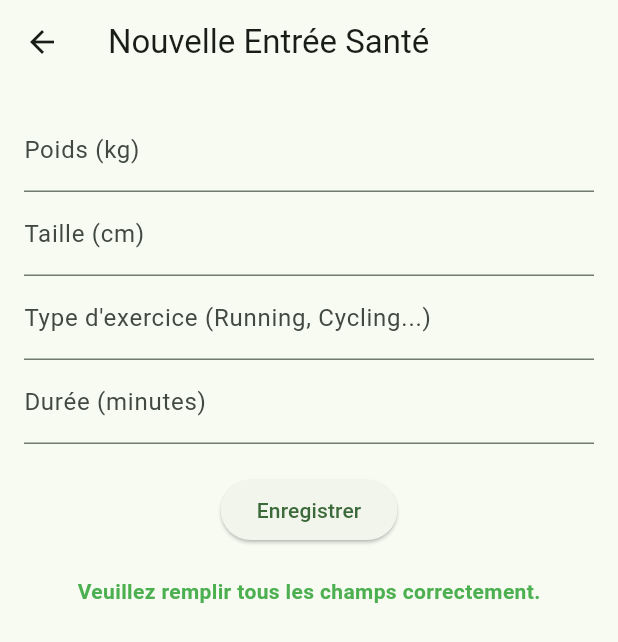
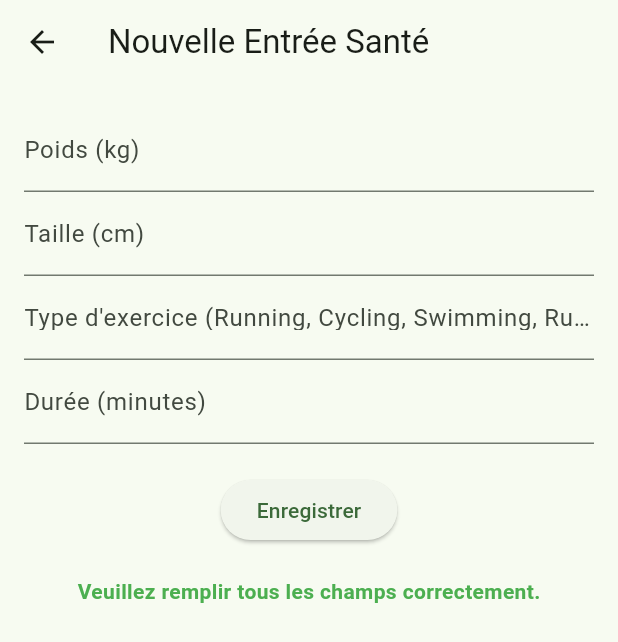
Before and after one commit to NadaLouhichi/Health_mobile, a Flutter app: the AddEntryScreen screen opened directly, after a tap on "Enregistrer", on a phone screen of 412 x 824 dp. Shown: the top 642 px of the screen. Run offline on Flutter 3.47's test engine with Material 3 defaults, Android fonts, the phone set to English and light mode, and no system bars; our stand-ins replace flutter_dotenv, hive, hive_flutter, sqflite, sqflite_common_ffi; accounts and stored records are empty; network calls fail.

Commit message:
working BMI and burning function READ/ WRITE only for now

```diff
--- a/lib/screens/add_entry_screen.dart
+++ b/lib/screens/add_entry_screen.dart
@@ -27,8 +27,13 @@ class _AddEntryScreenState extends State<AddEntryScreen> {
     final duration = int.tryParse(_durationController.text);
     final exercise = _exerciseController.text.trim();
 
-    if (weight == null || height == null || duration == null || exercise.isEmpty) {
-      setState(() => _message = 'Veuillez remplir tous les champs correctement.');
+    if (weight == null ||
+        height == null ||
+        duration == null ||
+        exercise.isEmpty) {
+      setState(
+        () => _message = 'Veuillez remplir tous les champs correctement.',
+      );
       return;
     }
 
@@ -41,10 +46,12 @@ class _AddEntryScreenState extends State<AddEntryScreen> {
       date: DateTime.now(),
       bmi: bmi,
       caloriesBurned: calories,
-      caloriesConsumed: 0, // could later link with food logs
+      caloriesConsumed: 0,
     );
 
     await repo.addHealthEntry(entry);
+    final all = await repo.getAllEntries();
+    print('✅ Total entries saved: ${all.length}'); // confirmation log
 
     setState(() {
       _saving = false;
@@ -55,6 +62,8 @@ class _AddEntryScreenState extends State<AddEntryScreen> {
     _heightController.clear();
     _exerciseController.clear();
     _durationController.clear();
+
+    Navigator.pop(context, true); // 👈 tell previous screen to refresh
   }
 
   @override
@@ -78,7 +87,10 @@ class _AddEntryScreenState extends State<AddEntryScreen> {
               ),
               TextField(
                 controller: _exerciseController,
-                decoration: const InputDecoration(labelText: 'Type d\'exercice (Running, Cycling...)'),
+                decoration: const InputDecoration(
+                  labelText:
+                      'Type d\'exercice (Running, Cycling, Swimming, Running)',
+                ),
               ),
               TextField(
                 controller: _durationController,
@@ -94,8 +106,13 @@ class _AddEntryScreenState extends State<AddEntryScreen> {
                     ),
               const SizedBox(height: 20),
               if (_message != null)
-                Text(_message!,
-                    style: const TextStyle(color: Colors.green, fontWeight: FontWeight.bold)),
+                Text(
+                  _message!,
+                  style: const TextStyle(
+                    color: Colors.green,
+                    fontWeight: FontWeight.bold,
+                  ),
+                ),
             ],
           ),
         ),
--- a/lib/services/db_service.dart
+++ b/lib/services/db_service.dart
@@ -3,27 +3,27 @@ import 'package:flutter/foundation.dart' show kIsWeb;
 import 'package:hive_flutter/hive_flutter.dart';
 import 'package:path/path.dart';
 import 'package:sqflite_common_ffi/sqflite_ffi.dart';
+import 'package:sqflite/sqflite.dart';
 import '../models/health_entry.dart';
 
 class DBService {
   static const String hiveBoxName = 'health_entries';
 
-  // SQLite instance for Mobile/Desktop
+  static final DBService _instance = DBService._internal();
+  factory DBService() => _instance;
+  DBService._internal();
+
   static Database? _sqliteDb;
-
-  // Hive box for Web
   static Box<HealthEntry>? _hiveBox;
 
   Future<void> init() async {
     if (kIsWeb) {
-      // Hive initialization for Web
       await Hive.initFlutter();
       if (!Hive.isAdapterRegistered(0)) {
         Hive.registerAdapter(HealthEntryAdapter());
       }
-      _hiveBox = await Hive.openBox<HealthEntry>(hiveBoxName);
+      _hiveBox ??= await Hive.openBox<HealthEntry>(hiveBoxName);
     } else {
-      // SQLite initialization for Mobile/Desktop
       if (!Platform.isAndroid && !Platform.isIOS) {
         sqfliteFfiInit();
         databaseFactory = databaseFactoryFfi;
@@ -32,7 +32,7 @@ class DBService {
       final dbPath = await getDatabasesPath();
       final path = join(dbPath, 'health_tracker.db');
 
-      _sqliteDb = await openDatabase(
+      _sqliteDb ??= await openDatabase(
         path,
         version: 1,
         onCreate: (db, version) async {
@@ -50,7 +50,6 @@ class DBService {
     }
   }
 
-  // CREATE
   Future<void> insertHealthEntry(HealthEntry entry) async {
     if (kIsWeb) {
       await _hiveBox!.add(entry);
@@ -59,17 +58,18 @@ class DBService {
     }
   }
 
-  // READ
   Future<List<HealthEntry>> getAllEntries() async {
     if (kIsWeb) {
       return _hiveBox!.values.toList().cast<HealthEntry>();
     } else {
-      final maps = await _sqliteDb!.query('health_entries', orderBy: 'date DESC');
+      final maps = await _sqliteDb!.query(
+        'health_entries',
+        orderBy: 'date DESC',
+      );
       return maps.map((e) => HealthEntry.fromMap(e)).toList();
     }
   }
 
-  // UPDATE
   Future<void> updateHealthEntry(HealthEntry entry) async {
     if (kIsWeb) {
       await entry.save();
@@ -83,7 +83,6 @@ class DBService {
     }
   }
 
-  // DELETE
   Future<void> deleteHealthEntry(int id) async {
     if (kIsWeb) {
       final entry = _hiveBox!.values.firstWhere(
@@ -92,7 +91,11 @@ class DBService {
       );
       await entry.delete();
     } else {
-      await _sqliteDb!.delete('health_entries', where: 'id = ?', whereArgs: [id]);
+      await _sqliteDb!.delete(
+        'health_entries',
+        where: 'id = ?',
+        whereArgs: [id],
+      );
     }
   }
 }
```
Also changed, not shown: lib/screens/stats_screen.dart (+22 -3 lines).
